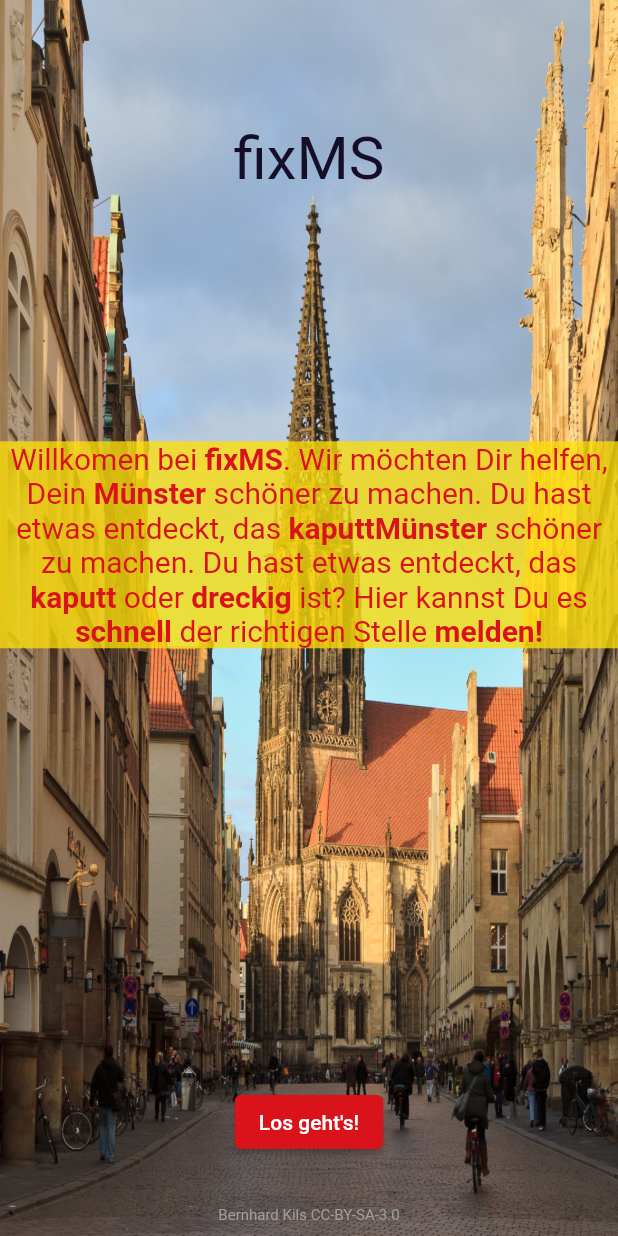
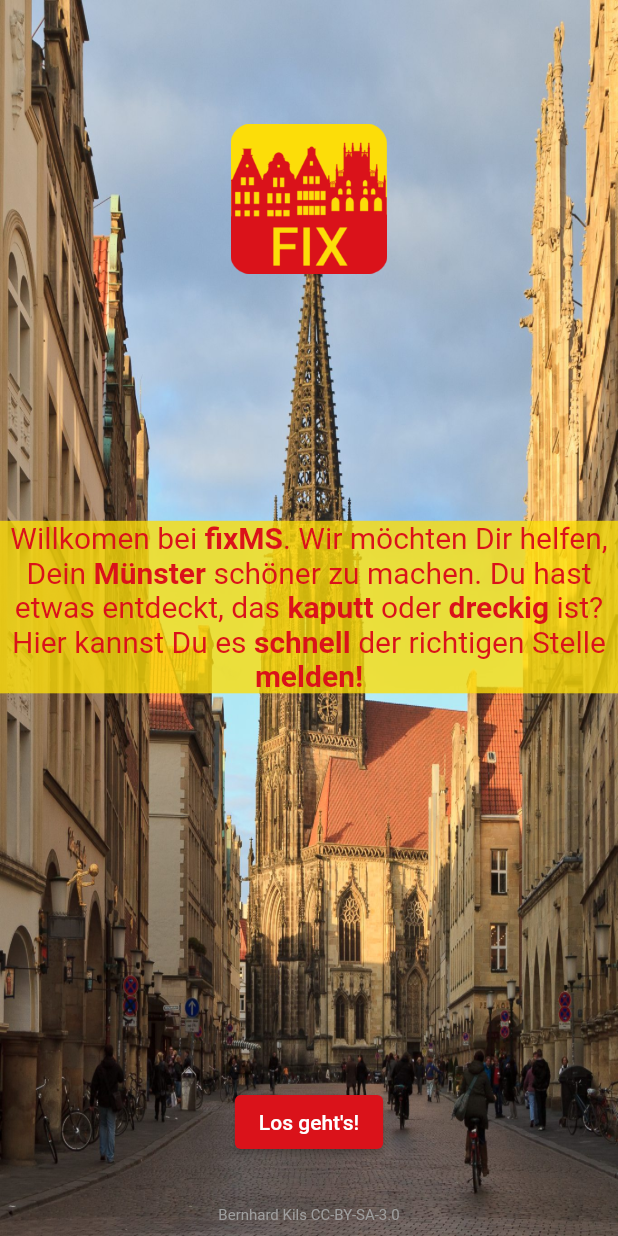
Before and after one commit to Fix-MS/app, a Flutter app: the screen it shows after launch, on a phone screen of 412 x 824 dp. Run offline on Flutter 3.47's test engine with Material 2 defaults, Android fonts, the phone set to English and light mode, and no system bars; our stand-ins replace file_picker, flutter_html, flutter_map, get_it, google_fonts, latlong2 and 2 more; missing offline and left inert: flutter_map_location_marker.

Commit message:
logo and text on onboarding screen

```diff
--- a/lib/presentation/screens/onboarding_screen.dart
+++ b/lib/presentation/screens/onboarding_screen.dart
@@ -23,11 +23,10 @@
             SizedBox(
               height: screenHeight * 0.1,
             ),
-            const Text(
-              'fixMS',
-              style: TextStyle(
-                fontSize: 40,
-              ),
+            Image.asset(
+              'assets/images/logoyellow.png',
+              fit: BoxFit.contain,
+              height: 100,
             ),
             SizedBox(
               height: screenHeight * 0.2,
@@ -47,15 +46,6 @@
                         text: 'fixMS',
                         style: TextStyle(fontWeight: FontWeight.bold)),
                     TextSpan(text: '. Wir möchten Dir helfen, Dein '),
-                    TextSpan(
-                        text: 'Münster',
-                        style: TextStyle(fontWeight: FontWeight.bold)),
-                    TextSpan(
-                        text:
-                            ' schöner zu machen. Du hast etwas entdeckt, das '),
-                    TextSpan(
-                        text: 'kaputt',
-                        style: TextStyle(fontWeight: FontWeight.bold)),
                     TextSpan(
                         text: 'Münster',
                         style: TextStyle(fontWeight: FontWeight.bold)),
```
Also changed, not shown: assets/images/logoyellow.png (added).
